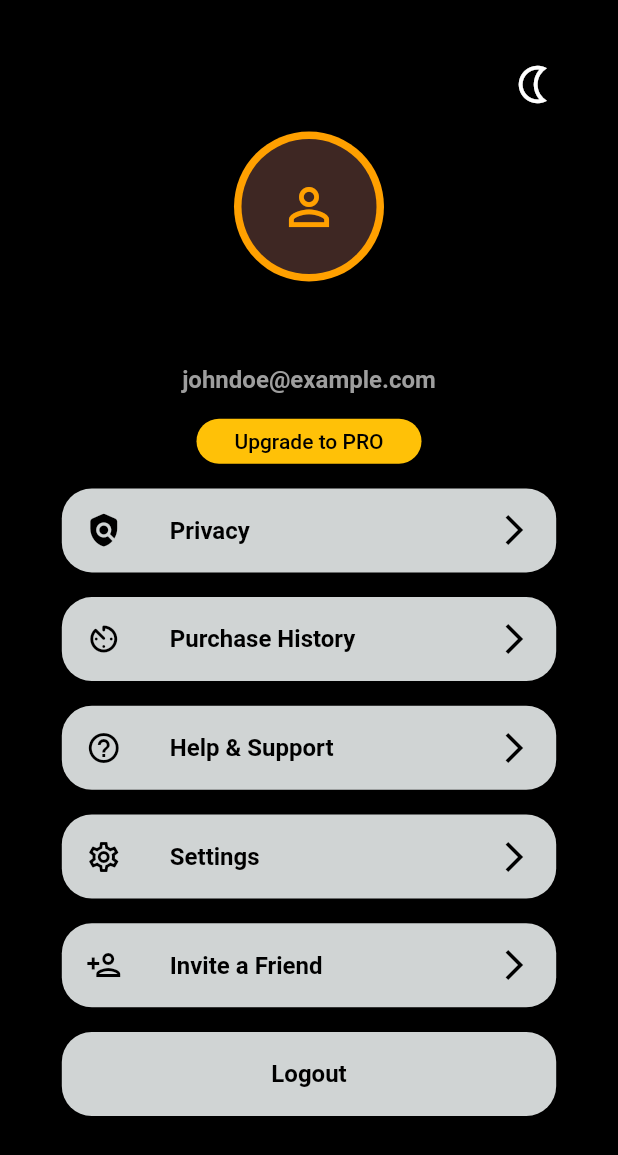
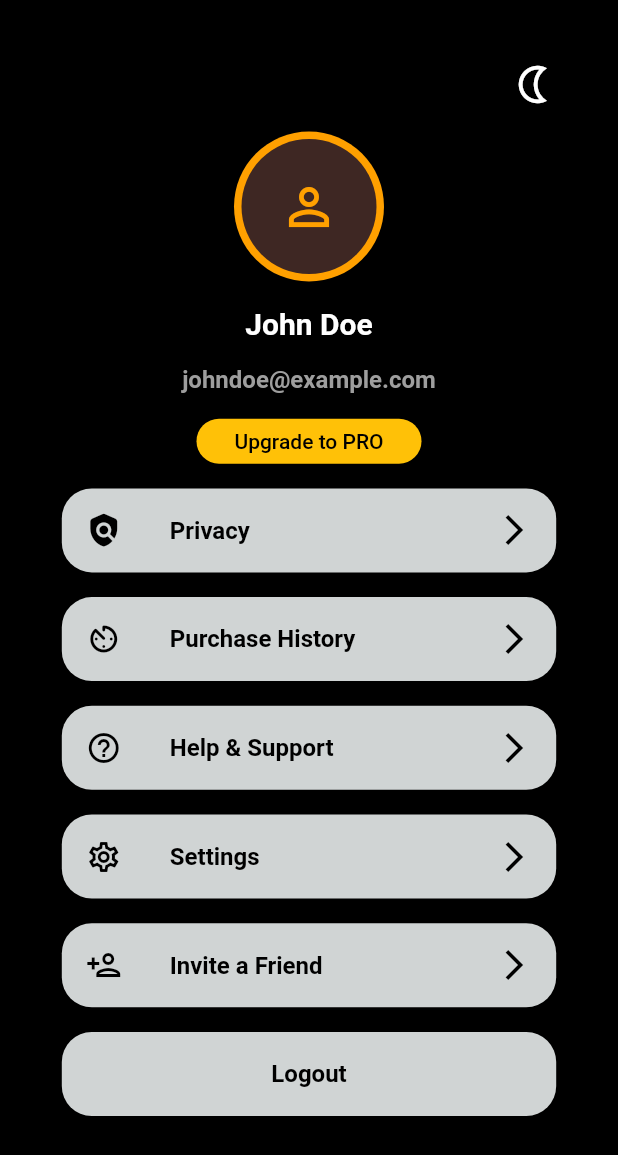
Before and after one commit to AbdulRehman-002/xgrid_test, a Flutter app: the screen it shows after launch, on a phone screen of 412 x 824 dp. Shown: the top 1155 px of the screen. Run offline on Flutter 3.47's test engine with Material 2 defaults, Android fonts, the light colour scheme and no system bars; missing offline and left inert: day_night_switcher.

Commit message:
first commit

```diff
--- a/lib/main.dart
+++ b/lib/main.dart
@@ -96,10 +96,10 @@ class _MyHomePageState extends State<MyHomePage> {
                   SizedBox(
                     height: height(context) * 0.02,
                   ),
-                  const Text(
+                  Text(
                     "John Doe",
                     style: TextStyle(
-                        color: Colors.black,
+                        color: isDarkModeEnabled ? Colors.black : Colors.white,
                         fontSize: 20,
                         fontWeight: FontWeight.bold),
                   ),
```
